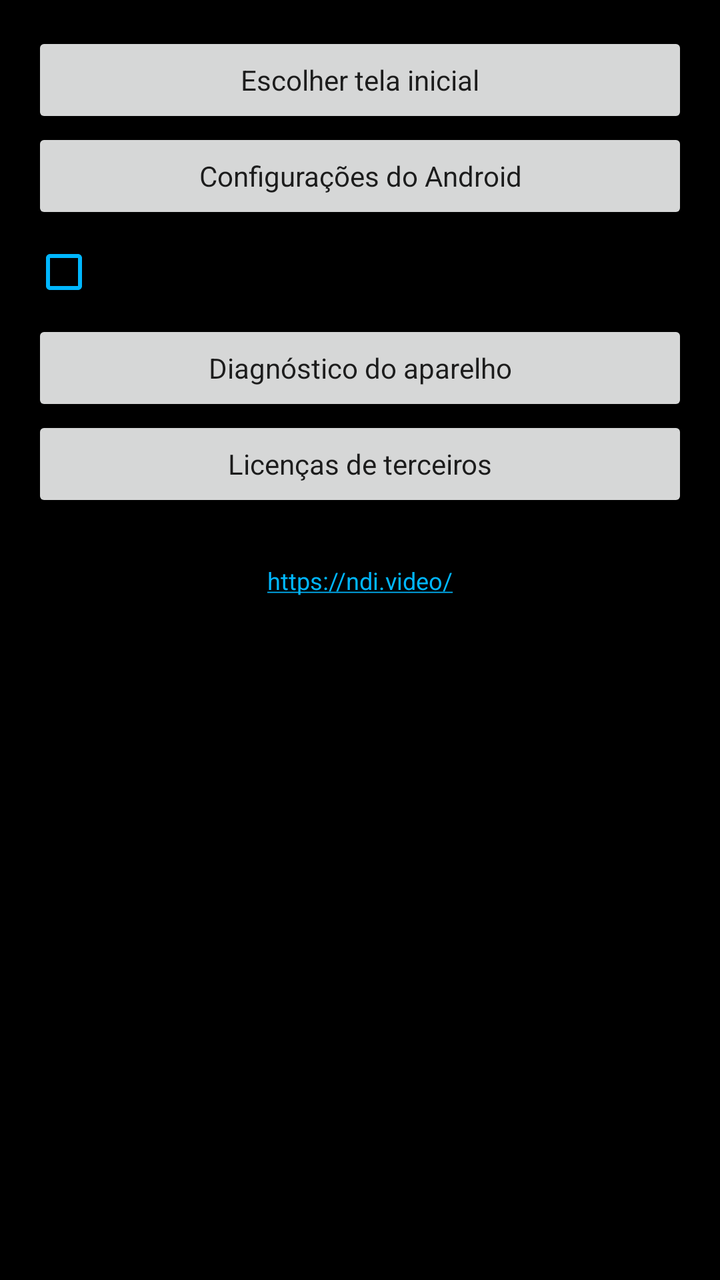
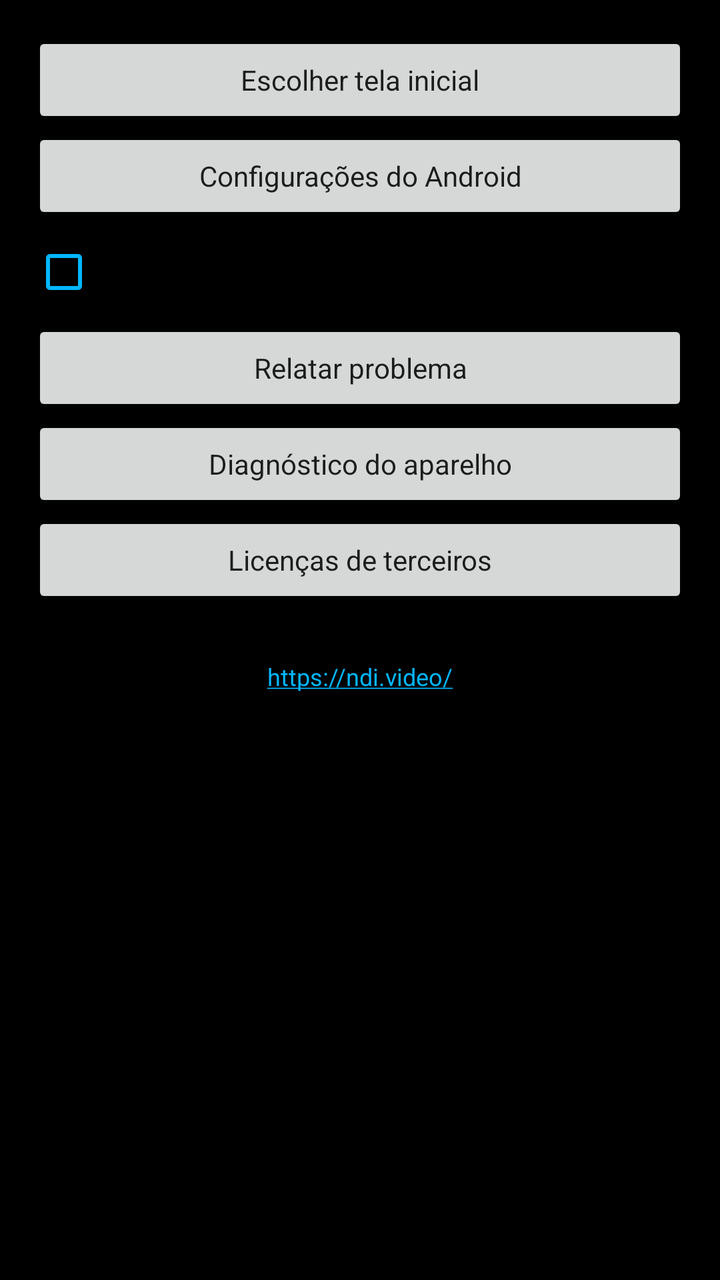

Two renders of the same Android screen: before a commit and after it. Below are the layout's source before the change and the commit's diff.
<!-- AndroidManifest.xml: application theme AppTheme -->
<!-- res/layout/dialog_monitor_settings.xml -->
<?xml version="1.0" encoding="utf-8"?>
<ScrollView xmlns:android="http://schemas.android.com/apk/res/android"
    android:layout_width="match_parent"
    android:layout_height="wrap_content"
    android:fillViewport="false">

    <LinearLayout
        android:layout_width="match_parent"
        android:layout_height="wrap_content"
        android:orientation="vertical"
        android:padding="16dp">

        <Button
            android:id="@+id/home_settings_button"
            android:layout_width="match_parent"
            android:layout_height="wrap_content"
            android:minHeight="48dp"
            android:text="@string/home_settings"
            android:textAllCaps="false" />

        <Button
            android:id="@+id/android_settings_button"
            android:layout_width="match_parent"
            android:layout_height="wrap_content"
            android:minHeight="48dp"
            android:text="@string/android_settings"
            android:textAllCaps="false" />

        <Button
            android:id="@+id/html_layout_button"
            android:layout_width="match_parent"
            android:layout_height="wrap_content"
            android:minHeight="48dp"
            android:text="@string/html_layout_title"
            android:textAllCaps="false"
            android:visibility="gone" />

        <Button
            android:id="@+id/spresenter_api_button"
            android:layout_width="match_parent"
            android:layout_height="wrap_content"
            android:minHeight="48dp"
            android:text="@string/spresenter_api_title"
            android:textAllCaps="false"
            android:visibility="gone" />

        <CheckBox
            android:id="@+id/boot_checkbox"
            android:layout_width="match_parent"
            android:layout_height="wrap_content"
            android:minHeight="48dp"
            android:buttonTint="#00B7FF"
            android:paddingTop="8dp"
            android:paddingBottom="8dp"
            android:text="@string/start_on_boot" />

        <Button
            android:id="@+id/device_diagnostics_button"
            android:layout_width="match_parent"
            android:layout_height="wrap_content"
            android:minHeight="48dp"
            android:text="@string/device_diagnostics"
            android:textAllCaps="false" />

        <Button
            android:id="@+id/third_party_notices_button"
            android:layout_width="match_parent"
            android:layout_height="wrap_content"
            android:minHeight="48dp"
            android:text="@string/third_party_notices"
            android:textAllCaps="false" />

        <TextView
            android:layout_width="match_parent"
            android:layout_height="wrap_content"
            android:layout_marginTop="12dp"
            android:autoLink="web"
            android:gravity="center"
            android:text="@string/ndi_attribution"
            android:textSize="12sp" />
    </LinearLayout>
</ScrollView>
<!-- resources referenced by this layout -->
<resources>
  <string name="android_settings">Configurações do Android</string>
  <string name="device_diagnostics">Diagnóstico do aparelho</string>
  <string name="home_settings">Escolher tela inicial</string>
  <string name="html_layout_title">Exibição do retorno HTML</string>
  <string name="ndi_attribution">NDI® is a registered trademark of Vizrt NDI AB.\nhttps://ndi.video/</string>
  <string name="spresenter_api_title">Saídas HTML do S-Present</string>
  <string name="start_on_boot">Iniciar automaticamente com o Android</string>
  <string name="third_party_notices">Licenças de terceiros</string>
  <style name="AppTheme" parent="android:style/Theme.Material.Light.NoActionBar">
          
          <item name="android:typeface">sans</item>
          <item name="android:windowActionModeOverlay">true</item>
          <item name="android:windowNoTitle">true</item>
          <item name="android:colorAccent">#00B7FF</item>
          <item name="android:navigationBarColor">#000000</item>
          <item name="android:statusBarColor">#000000</item>
          <item name="android:windowBackground">#000000</item>
      </style>
</resources>

<!-- the commit's change to res/layout/dialog_monitor_settings.xml (unified diff, before → after) -->
@@ -55,6 +55,14 @@
             android:text="@string/start_on_boot" />
 
         <Button
+            android:id="@+id/support_report_button"
+            android:layout_width="match_parent"
+            android:layout_height="wrap_content"
+            android:minHeight="48dp"
+            android:text="@string/support_report"
+            android:textAllCaps="false" />
+
+        <Button
             android:id="@+id/device_diagnostics_button"
             android:layout_width="match_parent"
             android:layout_height="wrap_content"
<!-- resource entries referenced after the edit -->
@@ -7,6 +7,7 @@
   <string name="ndi_attribution">NDI® is a registered trademark of Vizrt NDI AB.\nhttps://ndi.video/</string>
   <string name="spresenter_api_title">Saídas HTML do S-Present</string>
   <string name="start_on_boot">Iniciar automaticamente com o Android</string>
+  <string name="support_report">Relatar problema</string>
   <string name="third_party_notices">Licenças de terceiros</string>
   <style name="AppTheme" parent="android:style/Theme.Material.Light.NoActionBar">
           
